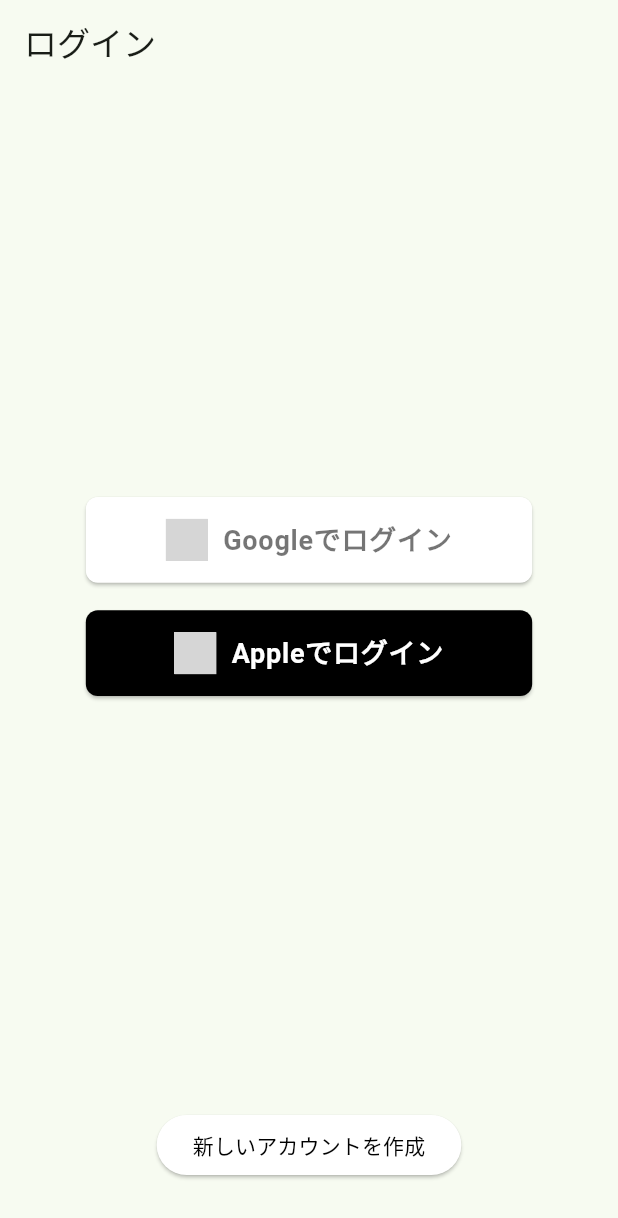
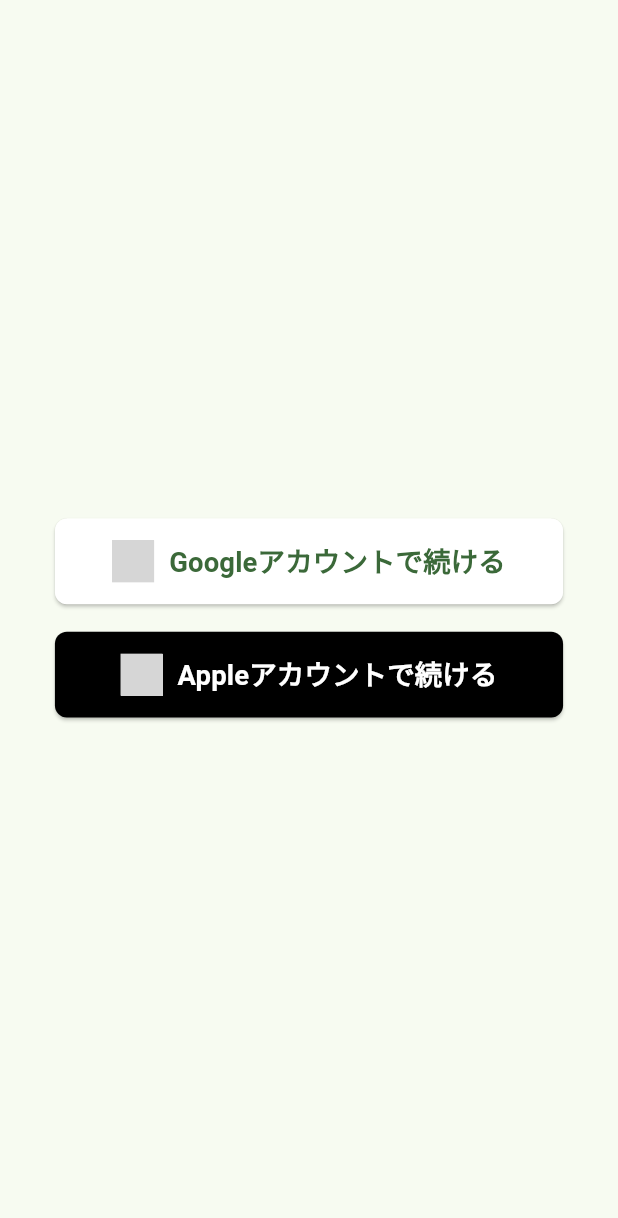
Before and after one commit to tarofess/green_heart, a Flutter app: the screen it shows after launch, on a phone screen of 412 x 824 dp. Shown: the top 1218 px of the screen. Run offline on Flutter 3.47's test engine with Material 3 defaults, Android fonts, the light colour scheme and no system bars; our stand-ins replace auth_buttons, firebase_auth, firebase_core, firebase_crashlytics, flutter_screenutil, go_router and 3 more; accounts and stored records are empty; generated files the repository leaves out were written again; Roboto replaces fonts that are missing (MPLUSRounded1c-Regular); grey boxes are pictures that could not be loaded.

Commit message:
サインイン後にホームかアカウント登録に進めるよう修正

```diff
--- a/lib/presentation/page/login_page.dart
+++ /dev/null
@@ -1,88 +0,0 @@
-import 'package:auth_buttons/auth_buttons.dart';
-import 'package:flutter/material.dart';
-import 'package:flutter_screenutil/flutter_screenutil.dart';
-
-import 'package:go_router/go_router.dart';
-import 'package:green_heart/application/state/auth_provider.dart';
-import 'package:green_heart/presentation/dialog/error_dialog.dart';
-import 'package:hooks_riverpod/hooks_riverpod.dart';
-
-class LoginPage extends ConsumerWidget {
-  const LoginPage({super.key});
-
-  @override
-  Widget build(BuildContext context, WidgetRef ref) {
-    return Scaffold(
-      appBar: AppBar(
-        title: const Text('ログイン'),
-      ),
-      body: Column(
-        children: [
-          Expanded(
-            child: Center(
-              child: Column(
-                mainAxisAlignment: MainAxisAlignment.center,
-                children: [
-                  GoogleAuthButton(
-                    text: 'Googleでログイン',
-                    style: AuthButtonStyle(
-                      width: 260.r,
-                      height: 50.r,
-                    ),
-                    onPressed: () async {
-                      try {
-                        await ref.read(googleSignInUseCaseProvider).execute();
-                      } catch (e) {
-                        if (context.mounted) {
-                          showErrorDialog(
-                            context: context,
-                            title: 'ログインエラー',
-                            content: e.toString(),
-                          );
-                        }
-                      }
-                    },
-                  ),
-                  SizedBox(height: 16.r),
-                  AppleAuthButton(
-                    text: 'Appleでログイン',
-                    style: AuthButtonStyle(
-                      width: 260.r,
-                      height: 50.r,
-                    ),
-                    onPressed: () async {
-                      try {
-                        await ref.read(appleSignInUseCaseProvider).execute();
-                      } catch (e) {
-                        if (context.mounted) {
-                          showErrorDialog(
-                            context: context,
-                            title: 'ログインエラー',
-                            content: e.toString(),
-                          );
-                        }
-                      }
-                    },
-                  ),
-                ],
-              ),
-            ),
-          ),
-          Padding(
-            padding: EdgeInsets.only(bottom: 32.r),
-            child: ElevatedButton(
-              style: ElevatedButton.styleFrom(
-                backgroundColor: Colors.white,
-                foregroundColor: Colors.black,
-              ),
-              child: const Text('新しいアカウントを作成'),
-              onPressed: () {
-                context.go('singup');
-              },
-            ),
-          ),
-        ],
-      ),
-    );
-  }
-}
--- a/lib/presentation/page/route_page.dart
+++ b/lib/presentation/page/route_page.dart
@@ -4,7 +4,7 @@
 import 'package:green_heart/application/state/auth_provider.dart';
 import 'package:green_heart/presentation/page/home_page.dart';
 import 'package:green_heart/presentation/page/error_page.dart';
-import 'package:green_heart/presentation/page/login_page.dart';
+import 'package:green_heart/presentation/page/signin_page.dart';
 import 'package:green_heart/presentation/widget/loading_indicator.dart';
 import 'package:hooks_riverpod/hooks_riverpod.dart';
 
@@ -25,7 +25,7 @@
                 if (snapshot.hasData) {
                   return const HomePage();
                 } else {
-                  return const LoginPage();
+                  return const SignInPage();
                 }
               },
             );
--- /dev/null
+++ b/lib/presentation/page/signin_page.dart
@@ -0,0 +1,107 @@
+import 'package:auth_buttons/auth_buttons.dart';
+import 'package:firebase_auth/firebase_auth.dart';
+import 'package:flutter/material.dart';
+import 'package:flutter_screenutil/flutter_screenutil.dart';
+import 'package:go_router/go_router.dart';
+import 'package:green_heart/application/state/auth_provider.dart';
+import 'package:green_heart/presentation/dialog/error_dialog.dart';
+import 'package:hooks_riverpod/hooks_riverpod.dart';
+
+class SignInPage extends ConsumerWidget {
+  const SignInPage({super.key});
+
+  @override
+  Widget build(BuildContext context, WidgetRef ref) {
+    return Scaffold(
+      body: Column(
+        children: [
+          Expanded(
+            child: Center(
+              child: Column(
+                mainAxisAlignment: MainAxisAlignment.center,
+                children: [
+                  Padding(
+                    padding: EdgeInsets.only(left: 32.r, right: 32.r),
+                    child: GoogleAuthButton(
+                      text: 'Googleアカウントで続ける',
+                      style: AuthButtonStyle(
+                        width: double.infinity,
+                        height: 50.r,
+                        textStyle: TextStyle(
+                          fontSize: 16.sp,
+                          fontWeight: FontWeight.bold,
+                        ),
+                      ),
+                      onPressed: () async {
+                        try {
+                          await executeSignIn(
+                              context, ref, googleSignInUseCaseProvider);
+                        } catch (e) {
+                          if (context.mounted) {
+                            showErrorDialog(
+                              context: context,
+                              title: 'サインインエラー',
+                              content: e.toString(),
+                            );
+                          }
+                        }
+                      },
+                    ),
+                  ),
+                  SizedBox(height: 16.r),
+                  Padding(
+                    padding: EdgeInsets.only(left: 32.r, right: 32.r),
+                    child: AppleAuthButton(
+                      text: 'Appleアカウントで続ける',
+                      style: AuthButtonStyle(
+                        width: double.infinity,
+                        height: 50.r,
+                        buttonColor: Colors.black,
+                        iconBackground: Colors.black,
+                        iconColor: Colors.white,
+                        textStyle: TextStyle(
+                          color: Colors.white,
+                          fontSize: 16.sp,
+                          fontWeight: FontWeight.bold,
+                        ),
+                      ),
+                      onPressed: () async {
+                        try {
+                          await executeSignIn(
+                              context, ref, appleSignInUseCaseProvider);
+                        } catch (e) {
+                          if (context.mounted) {
+                            showErrorDialog(
+                              context: context,
+                              title: 'サインインエラー',
+                              content: e.toString(),
+                            );
+                          }
+                        }
+                      },
+                    ),
+                  ),
+                ],
+              ),
+            ),
+          ),
+        ],
+      ),
+    );
+  }
+
+  Future<void> executeSignIn(
+    BuildContext context,
+    WidgetRef ref,
+    Provider signInUseCaseProvider,
+  ) async {
+    User? user = await ref.read(signInUseCaseProvider).execute();
+    if (user != null) {
+      if (user.metadata.creationTime == user.metadata.lastSignInTime) {
+        if (context.mounted) context.go('/signin/signup');
+      } else {
+        if (context.mounted) context.go('/home');
+      }
+    }
+  }
+}
--- a/lib/presentation/router/router.dart
+++ b/lib/presentation/router/router.dart
@@ -1,7 +1,7 @@
 import 'package:flutter/material.dart';
 import 'package:go_router/go_router.dart';
 import 'package:green_heart/presentation/page/home_page.dart';
-import 'package:green_heart/presentation/page/login_page.dart';
+import 'package:green_heart/presentation/page/signin_page.dart';
 import 'package:green_heart/presentation/page/route_page.dart';
 import 'package:green_heart/presentation/page/signup_page.dart';
 
@@ -20,16 +20,18 @@
           },
         ),
         GoRoute(
-          path: 'login',
+          path: 'signin',
           builder: (BuildContext context, GoRouterState state) {
-            return const LoginPage();
+            return const SignInPage();
           },
-        ),
-        GoRoute(
-          path: 'signup',
-          builder: (BuildContext context, GoRouterState state) {
-            return const SignUpPage();
-          },
+          routes: [
+            GoRoute(
+              path: 'signup',
+              builder: (BuildContext context, GoRouterState state) {
+                return const SignUpPage();
+              },
+            ),
+          ],
         ),
       ],
     ),
```
Also changed, not shown: lib/presentation/page/signup_page.dart (+10 -2 lines).
